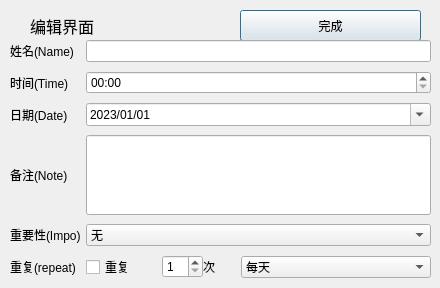
Old version of the form AppeaRemind/editdialog.ui in the repository yzc0731/copy_from_xiang.
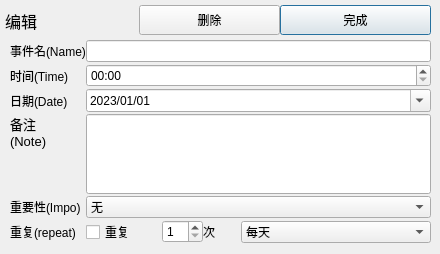
New version of the form.

Commit message: 和舒畅的代码合并，修改了两个小bug，给界面上的四个按钮加上了tooltip

What changed in the file:
```diff
--- a/AppeaRemind/editdialog.ui
+++ b/AppeaRemind/editdialog.ui
@@ -7,7 +7,7 @@
     <x>0</x>
     <y>0</y>
     <width>440</width>
-    <height>288</height>
+    <height>254</height>
    </rect>
   </property>
   <property name="windowTitle">
@@ -16,10 +16,10 @@
   <widget class="QPushButton" name="pushButton">
    <property name="geometry">
     <rect>
-     <x>240</x>
-     <y>10</y>
-     <width>181</width>
-     <height>31</height>
+     <x>280</x>
+     <y>5</y>
+     <width>151</width>
+     <height>30</height>
     </rect>
    </property>
    <property name="text">
@@ -29,9 +29,9 @@
   <widget class="QLabel" name="label">
    <property name="geometry">
     <rect>
-     <x>30</x>
-     <y>10</y>
-     <width>161</width>
+     <x>5</x>
+     <y>5</y>
+     <width>131</width>
      <height>31</height>
     </rect>
    </property>
@@ -41,7 +41,7 @@
     </font>
    </property>
    <property name="text">
-    <string>编辑界面</string>
+    <string>编辑</string>
    </property>
   </widget>
   <widget class="QWidget" name="formLayoutWidget">
@@ -50,20 +50,20 @@
      <x>10</x>
      <y>40</y>
      <width>421</width>
-     <height>242</height>
+     <height>211</height>
     </rect>
    </property>
    <layout class="QFormLayout" name="formLayout">
     <property name="horizontalSpacing">
-     <number>5</number>
+     <number>0</number>
     </property>
     <property name="verticalSpacing">
-     <number>9</number>
+     <number>2</number>
     </property>
     <item row="0" column="0">
      <widget class="QLabel" name="nameLabel">
       <property name="text">
-       <string>姓名(Name)</string>
+       <string>事件名(Name)</string>
       </property>
      </widget>
     </item>
@@ -142,8 +142,17 @@
         <height>80</height>
        </size>
       </property>
+      <property name="font">
+       <font>
+        <pointsize>10</pointsize>
+       </font>
+      </property>
       <property name="text">
-       <string>备注(Note)</string>
+       <string>备注
+(Note)</string>
+      </property>
+      <property name="alignment">
+       <set>Qt::AlignLeading|Qt::AlignLeft|Qt::AlignTop</set>
       </property>
      </widget>
     </item>
@@ -155,6 +164,9 @@
         <height>80</height>
        </size>
       </property>
+      <property name="alignment">
+       <set>Qt::AlignLeading|Qt::AlignLeft|Qt::AlignTop</set>
+      </property>
      </widget>
     </item>
     <item row="4" column="0">
@@ -251,6 +263,19 @@
     </item>
    </layout>
   </widget>
+  <widget class="QPushButton" name="pushButton_2">
+   <property name="geometry">
+    <rect>
+     <x>139</x>
+     <y>5</y>
+     <width>141</width>
+     <height>30</height>
+    </rect>
+   </property>
+   <property name="text">
+    <string>删除</string>
+   </property>
+  </widget>
  </widget>
  <resources/>
  <connections/>
```
The commit also changes 40 other files.
